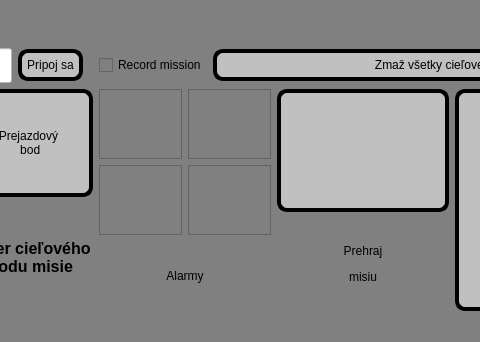
Above: robotGUI/mainwindow.ui from Samwise101/robotHMI before the change; both pictures show x 498 to 978 and y 652 to 994 of the 1187 by 994 pixel window. Below: the same form after it.
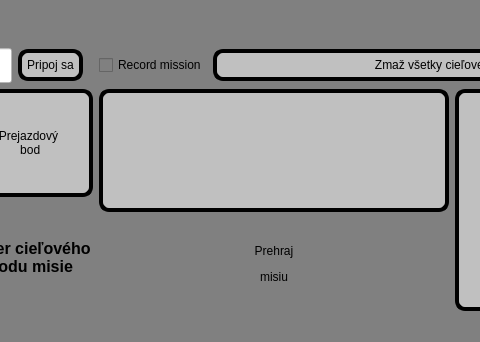
That is the form after the change. Icons and pictures are not drawn.

Commit message: Odstranene alarm widgety + alarm v cameraFrame

The edit to the form file:
```diff
--- a/robotGUI/mainwindow.ui
+++ b/robotGUI/mainwindow.ui
@@ -187,81 +187,6 @@
      <layout class="QHBoxLayout" name="horizontalLayout_4">
       <item>
        <layout class="QHBoxLayout" name="horizontalLayout_5">
-        <item>
-         <layout class="QVBoxLayout" name="verticalLayout">
-          <item>
-           <layout class="QHBoxLayout" name="horizontalLayout_6">
-            <item>
-             <widget class="QFrame" name="alarm1">
-              <property name="styleSheet">
-               <string notr="true">image:url(:/resource/Alarmy/warning_red.png)</string>
-              </property>
-              <property name="frameShape">
-               <enum>QFrame::StyledPanel</enum>
-              </property>
-              <property name="frameShadow">
-               <enum>QFrame::Raised</enum>
-              </property>
-             </widget>
-            </item>
-            <item>
-             <widget class="QFrame" name="alarm2">
-              <property name="sizePolicy">
-               <sizepolicy hsizetype="Minimum" vsizetype="Preferred">
-                <horstretch>0</horstretch>
-                <verstretch>0</verstretch>
-               </sizepolicy>
-              </property>
-              <property name="frameShape">
-               <enum>QFrame::StyledPanel</enum>
-              </property>
-              <property name="frameShadow">
-               <enum>QFrame::Raised</enum>
-              </property>
-             </widget>
-            </item>
-           </layout>
-          </item>
-          <item>
-           <layout class="QHBoxLayout" name="horizontalLayout_7">
-            <item>
-             <widget class="QFrame" name="alarm3">
-              <property name="frameShape">
-               <enum>QFrame::StyledPanel</enum>
-              </property>
-              <property name="frameShadow">
-               <enum>QFrame::Raised</enum>
-              </property>
-             </widget>
-            </item>
-            <item>
-             <widget class="QFrame" name="frame_4">
-              <property name="frameShape">
-               <enum>QFrame::StyledPanel</enum>
-              </property>
-              <property name="frameShadow">
-               <enum>QFrame::Raised</enum>
-              </property>
-             </widget>
-            </item>
-           </layout>
-          </item>
-          <item>
-           <widget class="QLabel" name="label_9">
-            <property name="styleSheet">
-             <string notr="true">font: 700 12pt &quot;Segoe UI&quot;;
-color:black</string>
-            </property>
-            <property name="text">
-             <string>Alarmy</string>
-            </property>
-            <property name="alignment">
-             <set>Qt::AlignCenter</set>
-            </property>
-           </widget>
-          </item>
-         </layout>
-        </item>
         <item>
          <layout class="QVBoxLayout" name="verticalLayout_5" stretch="20,15">
           <item>
```
The commit also changes 9 other files.
